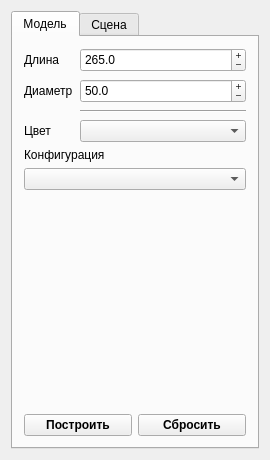
The window that PneumocylinderConfigurator/ParamsWidget.ui (seleznevladislav/Pneumopress-) describes before a commit, drawn with Qt 5.
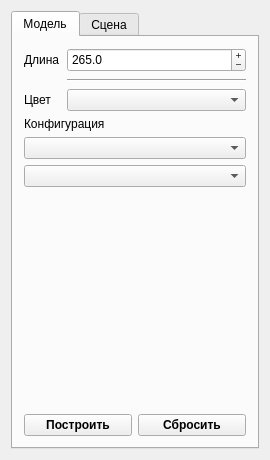
The same window after the commit.

```diff
--- a/PneumocylinderConfigurator/ParamsWidget.ui
+++ b/PneumocylinderConfigurator/ParamsWidget.ui
@@ -94,53 +94,21 @@
            </property>
           </widget>
          </item>
-         <item row="1" column="0">
-          <widget class="QLabel" name="label_2">
-           <property name="text">
-            <string>Диаметр</string>
-           </property>
-          </widget>
-         </item>
          <item row="1" column="1">
-          <widget class="QDoubleSpinBox" name="doubleSpinBox_diam">
-           <property name="minimumSize">
-            <size>
-             <width>0</width>
-             <height>24</height>
-            </size>
-           </property>
-           <property name="buttonSymbols">
-            <enum>QAbstractSpinBox::PlusMinus</enum>
-           </property>
-           <property name="decimals">
-            <number>1</number>
-           </property>
-           <property name="minimum">
-            <double>40.000000000000000</double>
-           </property>
-           <property name="maximum">
-            <double>70.000000000000000</double>
-           </property>
-           <property name="value">
-            <double>50.000000000000000</double>
-           </property>
-          </widget>
-         </item>
-         <item row="2" column="1">
           <widget class="Line" name="line">
            <property name="orientation">
             <enum>Qt::Horizontal</enum>
            </property>
           </widget>
          </item>
-         <item row="3" column="0">
+         <item row="2" column="0">
           <widget class="QLabel" name="label_7">
            <property name="text">
             <string>Цвет</string>
            </property>
           </widget>
          </item>
-         <item row="3" column="1">
+         <item row="2" column="1">
           <widget class="QComboBox" name="comboBox_colorScheme">
            <property name="currentIndex">
             <number>-1</number>
@@ -162,6 +130,9 @@
        <item>
         <widget class="QComboBox" name="comboBox_config"/>
        </item>
+       <item>
+        <widget class="QComboBox" name="comboBox_confB"/>
+       </item>
        <item>
         <spacer name="verticalSpacer">
          <property name="orientation">
```
